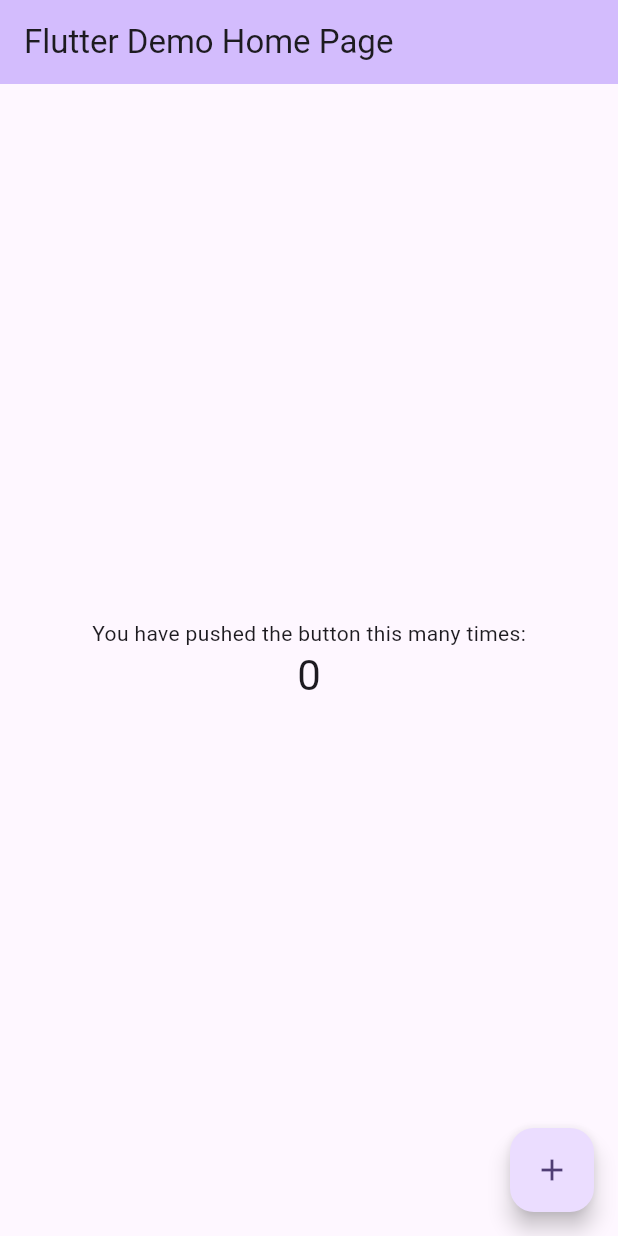
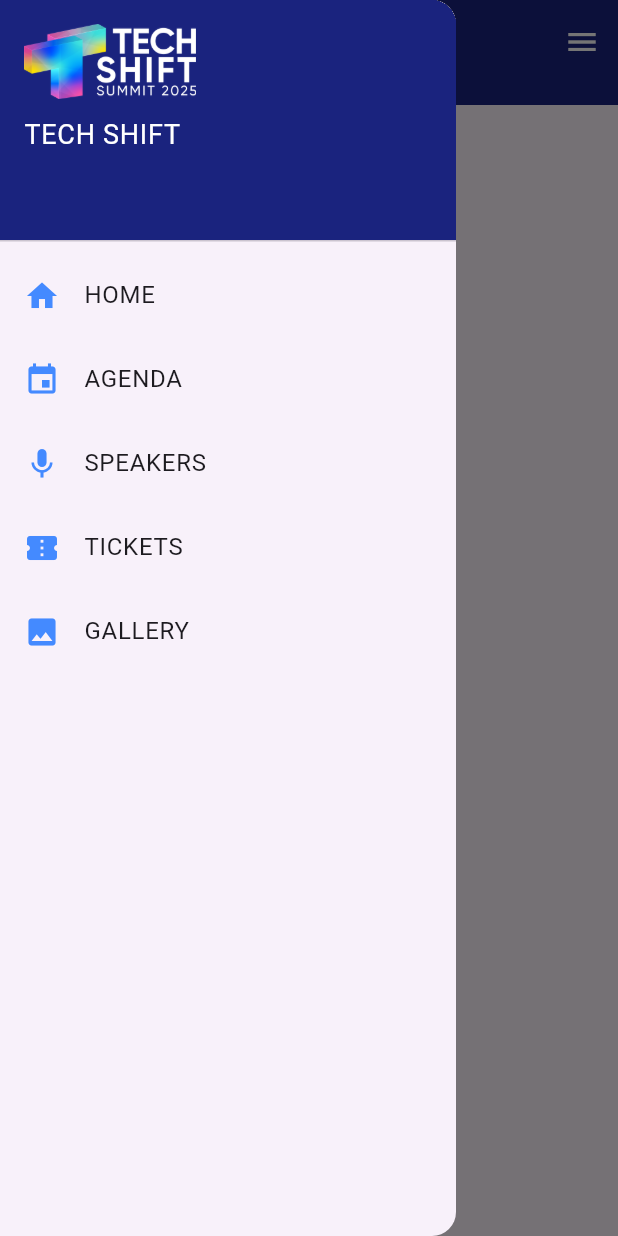
Before and after one commit to Mario-228/tech_shift_25, a Flutter app: the screen it shows after launch, with the side drawer open (before the commit the screen has no drawer), on a phone screen of 412 x 824 dp. Run offline on Flutter 3.47's test engine with Material 3 defaults, Android fonts, the phone set to English and light mode, and no system bars.

Commit message:
Add HomeView and CustomAppBar components with navigation drawer

```diff
--- /dev/null
+++ b/lib/features/home/presentation/views/home_view.dart
@@ -0,0 +1,50 @@
+import 'package:flutter/material.dart';
+import 'package:tech_shift_25/features/home/presentation/views/widgets/custom_app_bar.dart';
+
+class HomeView extends StatelessWidget {
+  const HomeView({super.key});
+
+  @override
+  Widget build(BuildContext context) {
+    return Scaffold(
+      appBar: CustomAppBar(),
+      drawer: Drawer(
+        child: ListView(
+          padding: EdgeInsets.zero,
+          children: [
+            DrawerHeader(
+              decoration: BoxDecoration(color: Colors.indigo[900]),
+              child: Column(
+                crossAxisAlignment: CrossAxisAlignment.start,
+                children: [
+                  Image.asset('assets/images/logo.png', height: 50),
+                  SizedBox(height: 10),
+                  Text(
+                    "TECH SHIFT",
+                    style: TextStyle(fontSize: 18, color: Colors.white),
+                  ),
+                ],
+              ),
+            ),
+            _drawerItem("HOME", Icons.home),
+            _drawerItem("AGENDA", Icons.event),
+            _drawerItem("SPEAKERS", Icons.mic),
+            _drawerItem("TICKETS", Icons.confirmation_num),
+            _drawerItem("GALLERY", Icons.photo),
+          ],
+        ),
+      ),
+      body: Center(
+        child: Text("Home View Content Here"),
+      ),
+    );
+  }
+
+  Widget _drawerItem(String title, IconData icon) {
+    return ListTile(
+      leading: Icon(icon, color: Colors.blueAccent),
+      title: Text(title),
+      onTap: () {},
+    );
+  }
+}
--- /dev/null
+++ b/lib/features/home/presentation/views/widgets/custom_app_bar.dart
@@ -0,0 +1,105 @@
+import 'package:flutter/material.dart';
+
+class CustomAppBar extends StatelessWidget implements PreferredSizeWidget {
+  const CustomAppBar({super.key});
+
+  @override
+  Widget build(BuildContext context) {
+    return LayoutBuilder(
+      builder: (context, constraints) {
+        if (constraints.maxWidth > 800) {
+          return _buildDesktopNavBar();
+        } else {
+          return _buildMobileNavBar(context);
+        }
+      },
+    );
+  }
+
+  Widget _buildDesktopNavBar() {
+    return AppBar(
+      backgroundColor: Colors.indigo[900],
+      elevation: 0,
+      toolbarHeight: 70,
+      titleSpacing: 20,
+      title: Row(
+        mainAxisAlignment: MainAxisAlignment.spaceBetween,
+        children: [
+          Row(
+            children: [
+              Image.asset(
+                'assets/images/logo.png',
+                height: 40,
+              ),
+            ],
+          ),
+          Row(
+            children: [
+              _navItem("HOME", isActive: true),
+              _navItem("AGENDA"),
+              _navItem("SPEAKERS"),
+              _navItem("TICKETS"),
+              _navItem("GALLERY"),
+            ],
+          ),
+          ElevatedButton(
+            onPressed: () {},
+            style: ElevatedButton.styleFrom(
+              padding: EdgeInsets.symmetric(horizontal: 20, vertical: 12),
+              backgroundColor: Colors.blueAccent,
+              shape: RoundedRectangleBorder(
+                borderRadius: BorderRadius.circular(8),
+              ),
+            ),
+            child: Text("GET A TICKET", style: TextStyle(color: Colors.white)),
+          ),
+        ],
+      ),
+    );
+  }
+
+  Widget _buildMobileNavBar(BuildContext context) {
+    return AppBar(
+      backgroundColor: Colors.indigo[900],
+      elevation: 0,
+      title: Row(
+        children: [
+          Image.asset(
+            'assets/images/logo.png',
+            height: 40,
+          ),
+          SizedBox(width: 10),
+          Text(
+            "TECH SHIFT",
+            style: TextStyle(fontSize: 18, fontWeight: FontWeight.bold),
+          ),
+        ],
+      ),
+      actions: [
+        Builder(
+          builder: (context) => IconButton(
+            icon: Icon(Icons.menu, color: Colors.white),
+            onPressed: () => Scaffold.of(context).openDrawer(),
+          ),
+        ),
+      ],
+    );
+  }
+
+  Widget _navItem(String title, {bool isActive = false}) {
+    return Padding(
+      padding: const EdgeInsets.symmetric(horizontal: 10),
+      child: Text(
+        title,
+        style: TextStyle(
+          fontSize: 16,
+          fontWeight: isActive ? FontWeight.bold : FontWeight.normal,
+          color: isActive ? Colors.blueAccent : Colors.white,
+        ),
+      ),
+    );
+  }
+
+  @override
+  Size get preferredSize => Size.fromHeight(70);
+}
--- a/lib/main.dart
+++ b/lib/main.dart
@@ -1,4 +1,5 @@
 import 'package:flutter/material.dart';
+import 'package:tech_shift_25/features/home/presentation/views/home_view.dart';
 
 void main() {
   runApp(const MyApp());
@@ -10,58 +11,12 @@ class MyApp extends StatelessWidget {
   @override
   Widget build(BuildContext context) {
     return MaterialApp(
-      title: 'Flutter Demo',
+      debugShowCheckedModeBanner: false,
       theme: ThemeData(
         colorScheme: ColorScheme.fromSeed(seedColor: Colors.deepPurple),
         useMaterial3: true,
       ),
-      home: const MyHomePage(title: 'Flutter Demo Home Page'),
+      home: const HomeView(),
     );
   }
 }
-
-class MyHomePage extends StatefulWidget {
-  const MyHomePage({super.key, required this.title});
-
-  final String title;
-
-  @override
-  State<MyHomePage> createState() => _MyHomePageState();
-}
-
-class _MyHomePageState extends State<MyHomePage> {
-  int _counter = 0;
-
-  void _incrementCounter() {
-    setState(() {
-      _counter++;
-    });
-  }
-
-  @override
-  Widget build(BuildContext context) {
-    return Scaffold(
-      appBar: AppBar(
-        backgroundColor: Theme.of(context).colorScheme.inversePrimary,
-        title: Text(widget.title),
-      ),
-      body: Center(
-        child: Column(
-          mainAxisAlignment: MainAxisAlignment.center,
-          children: <Widget>[
-            const Text('You have pushed the button this many times:'),
-            Text(
-              '$_counter',
-              style: Theme.of(context).textTheme.headlineMedium,
-            ),
-          ],
-        ),
-      ),
-      floatingActionButton: FloatingActionButton(
-        onPressed: _incrementCounter,
-        tooltip: 'Increment',
-        child: const Icon(Icons.add),
-      ),
-    );
-  }
-}
```
Also changed, not shown: pubspec.yaml (+6 -49 lines), assets/images/logo.png (added).
